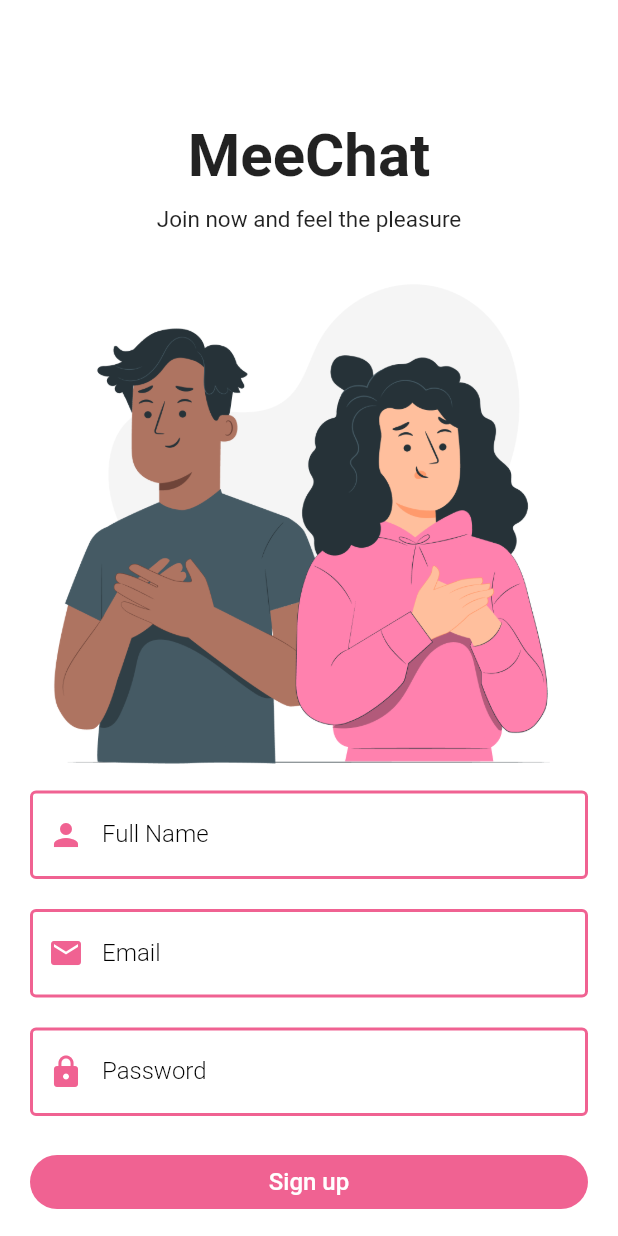
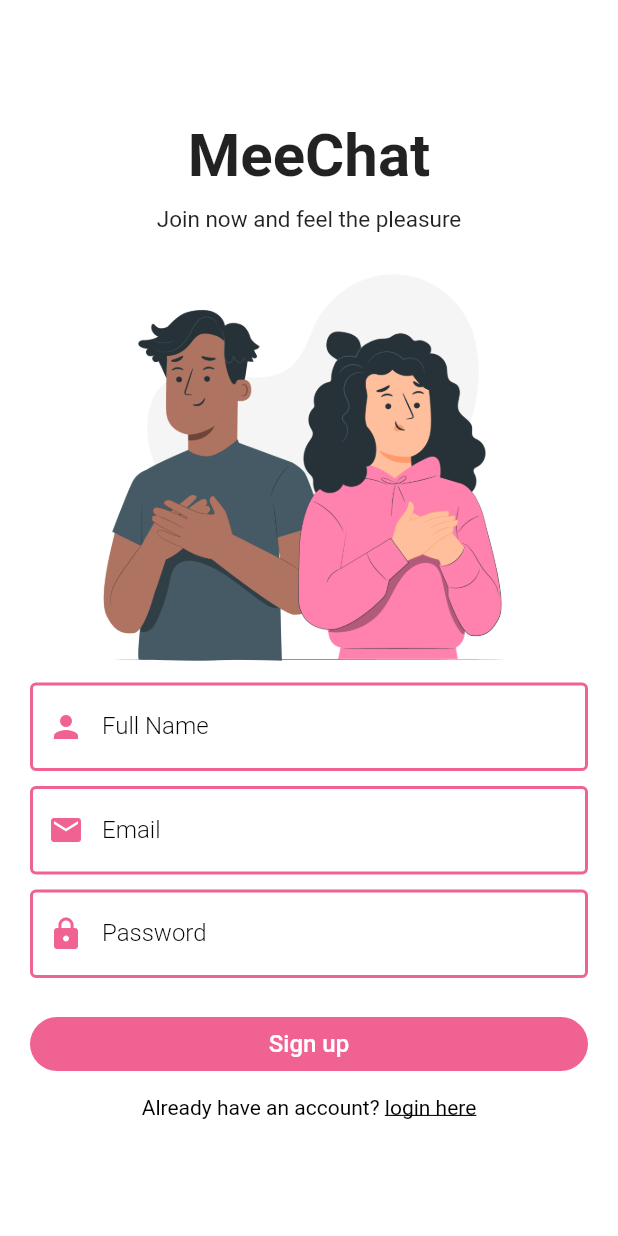
Before and after one commit to restuprajna/chatapp-flutter, a Flutter app: the RegisterPage screen opened directly, on a phone screen of 412 x 824 dp. Run offline on Flutter 3.47's test engine with Material 2 defaults, Android fonts, the phone set to English and light mode, and no system bars; our stand-ins replace firebase_core, shared_preferences; accounts and stored records are empty.

Commit message:
change the register image size

```diff
--- a/lib/pages/auth/register_page.dart
+++ b/lib/pages/auth/register_page.dart
@@ -39,7 +39,9 @@ class _RegisterPageState extends State<RegisterPage> {
                   "Join now and feel the pleasure",
                   style: TextStyle(fontSize: 15, fontWeight: FontWeight.w400),
                 ),
-                Image.asset("assets/images/register.png"),
+                SizedBox(
+                    height: 300,
+                    child: Image.asset("assets/images/register.png")),
                 TextFormField(
                   decoration: textInputDecoration.copyWith(
                       labelText: "Full Name",
@@ -63,7 +65,7 @@ class _RegisterPageState extends State<RegisterPage> {
                   },
                 ),
                 const SizedBox(
-                  height: 20,
+                  height: 10,
                 ),
                 TextFormField(
                   decoration: textInputDecoration.copyWith(
@@ -88,7 +90,7 @@ class _RegisterPageState extends State<RegisterPage> {
                   },
                 ),
                 const SizedBox(
-                  height: 20,
+                  height: 10,
                 ),
                 TextFormField(
                   obscureText: true,
```
